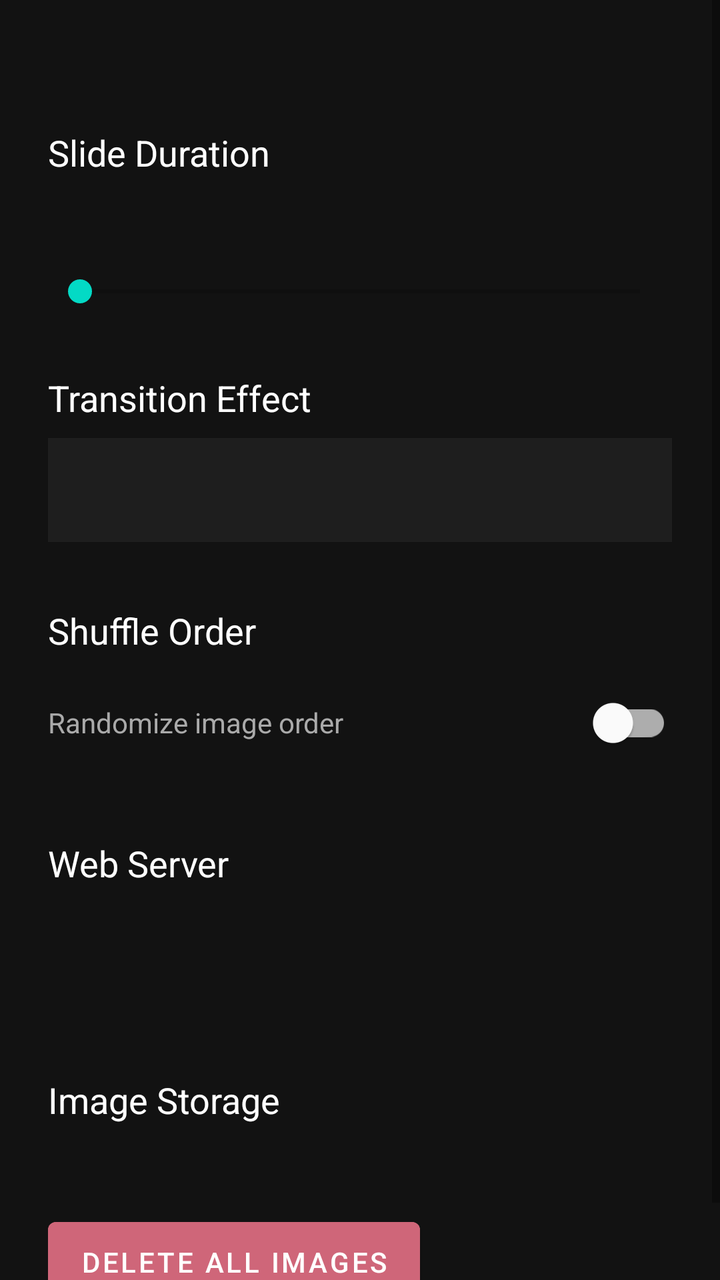
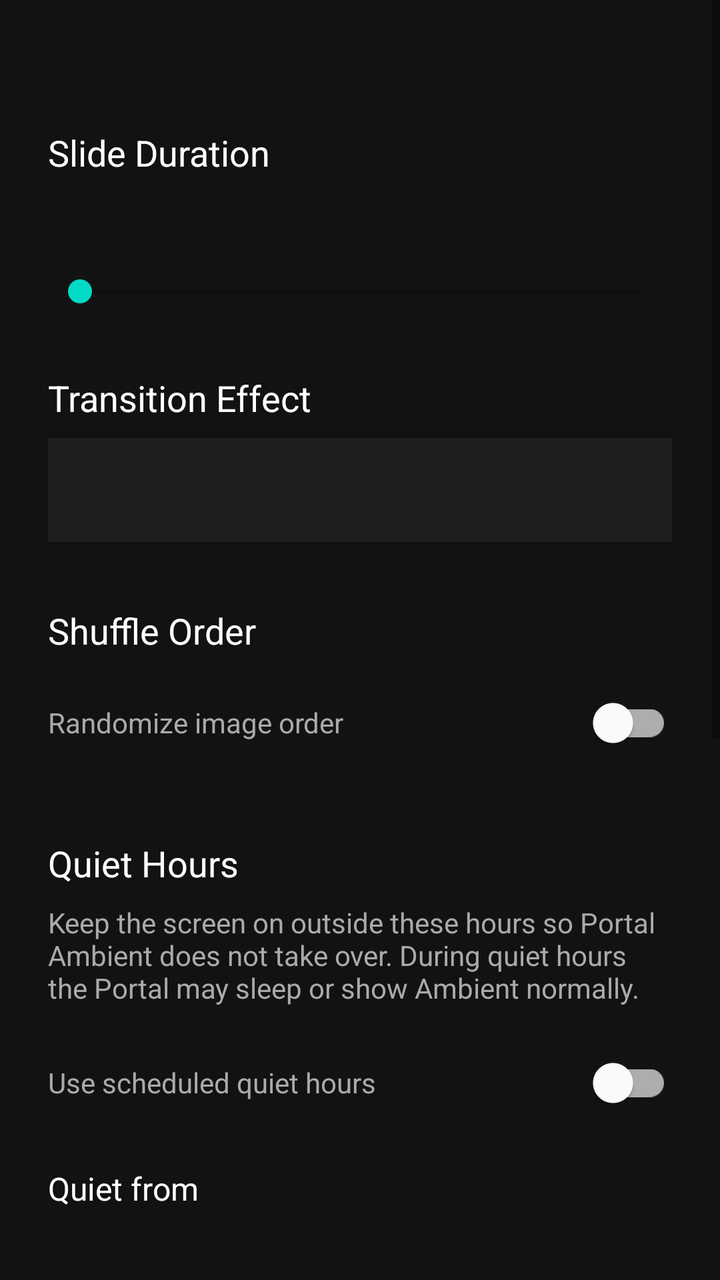

An Android layout rendered at two revisions. The XML below is the earlier revision; the diff shows what the commit changed to produce the second picture.
<!-- AndroidManifest.xml: activity theme Theme.PortalPhotoFrame.Settings -->
<!-- res/layout/activity_settings.xml -->
<?xml version="1.0" encoding="utf-8"?>
<ScrollView xmlns:android="http://schemas.android.com/apk/res/android"
    android:layout_width="match_parent"
    android:layout_height="match_parent"
    android:background="#121212">

    <LinearLayout
        android:layout_width="match_parent"
        android:layout_height="wrap_content"
        android:orientation="vertical"
        android:paddingStart="24dp"
        android:paddingEnd="24dp"
        android:paddingBottom="24dp"
        android:paddingTop="@dimen/portal_system_overlay_padding">

        <TextView
            android:layout_width="wrap_content"
            android:layout_height="wrap_content"
            android:text="@string/slide_duration"
            android:textColor="#FFFFFF"
            android:textSize="18sp"
            android:layout_marginBottom="8dp" />

        <TextView
            android:id="@+id/durationValue"
            android:layout_width="wrap_content"
            android:layout_height="wrap_content"
            android:textColor="#03DAC5"
            android:textSize="24sp"
            android:layout_marginBottom="8dp" />

        <SeekBar
            android:id="@+id/durationSeekBar"
            android:layout_width="match_parent"
            android:layout_height="wrap_content"
            android:min="0"
            android:max="11"
            android:layout_marginBottom="32dp" />

        <TextView
            android:layout_width="wrap_content"
            android:layout_height="wrap_content"
            android:text="Transition Effect"
            android:textColor="#FFFFFF"
            android:textSize="18sp"
            android:layout_marginBottom="8dp" />

        <Spinner
            android:id="@+id/transitionSpinner"
            android:layout_width="match_parent"
            android:layout_height="@dimen/portal_touch_target_size"
            android:background="#1E1E1E"
            android:layout_marginBottom="32dp" />

        <TextView
            android:layout_width="wrap_content"
            android:layout_height="wrap_content"
            android:text="Shuffle Order"
            android:textColor="#FFFFFF"
            android:textSize="18sp"
            android:layout_marginBottom="8dp" />

        <com.google.android.material.switchmaterial.SwitchMaterial
            android:id="@+id/shuffleSwitch"
            android:layout_width="match_parent"
            android:layout_height="wrap_content"
            android:minHeight="@dimen/portal_touch_target_size"
            android:text="Randomize image order"
            android:textColor="#AAAAAA"
            android:layout_marginBottom="32dp" />

        <TextView
            android:layout_width="wrap_content"
            android:layout_height="wrap_content"
            android:text="@string/web_server"
            android:textColor="#FFFFFF"
            android:textSize="18sp"
            android:layout_marginBottom="8dp" />

        <TextView
            android:id="@+id/serverInfo"
            android:layout_width="wrap_content"
            android:layout_height="wrap_content"
            android:textColor="#AAAAAA"
            android:textSize="14sp"
            android:layout_marginBottom="8dp" />

        <TextView
            android:id="@+id/serverUrl"
            android:layout_width="wrap_content"
            android:layout_height="wrap_content"
            android:textColor="#03DAC5"
            android:textSize="20sp"
            android:layout_marginBottom="32dp" />

        <TextView
            android:layout_width="wrap_content"
            android:layout_height="wrap_content"
            android:text="Image Storage"
            android:textColor="#FFFFFF"
            android:textSize="18sp"
            android:layout_marginBottom="8dp" />

        <TextView
            android:id="@+id/imageCount"
            android:layout_width="wrap_content"
            android:layout_height="wrap_content"
            android:textColor="#AAAAAA"
            android:textSize="14sp"
            android:layout_marginBottom="16dp" />

        <com.google.android.material.button.MaterialButton
            android:id="@+id/btnDeleteAll"
            android:layout_width="wrap_content"
            android:layout_height="wrap_content"
            android:minHeight="@dimen/portal_touch_target_size"
            android:text="Delete All Images"
            android:backgroundTint="#CF6679" />

    </LinearLayout>
</ScrollView>
<!-- resources referenced by this layout -->
<resources>
  <dimen name="portal_system_overlay_padding">64dp</dimen>
  <dimen name="portal_touch_target_size">52dp</dimen>
  <string name="slide_duration">Slide Duration</string>
  <string name="web_server">Web Server</string>
  <style name="Theme.PortalPhotoFrame.Settings" parent="Theme.MaterialComponents.DayNight.DarkActionBar">
          <item name="colorPrimary">#FF121212</item>
          <item name="colorPrimaryVariant">#FF000000</item>
          <item name="colorOnPrimary">#FFFFFFFF</item>
          <item name="colorSecondary">#FF03DAC5</item>
          <item name="android:statusBarColor">@android:color/black</item>
          <item name="android:navigationBarColor">@android:color/black</item>
          <item name="android:windowBackground">#FF121212</item>
      </style>
</resources>

<!-- the commit's change to res/layout/activity_settings.xml (unified diff, before → after) -->
@@ -72,6 +72,82 @@
         <TextView
             android:layout_width="wrap_content"
             android:layout_height="wrap_content"
+            android:text="@string/quiet_hours"
+            android:textColor="#FFFFFF"
+            android:textSize="18sp"
+            android:layout_marginBottom="8dp" />
+
+        <TextView
+            android:layout_width="wrap_content"
+            android:layout_height="wrap_content"
+            android:text="@string/quiet_hours_summary"
+            android:textColor="#AAAAAA"
+            android:textSize="14sp"
+            android:layout_marginBottom="12dp" />
+
+        <com.google.android.material.switchmaterial.SwitchMaterial
+            android:id="@+id/quietHoursSwitch"
+            android:layout_width="match_parent"
+            android:layout_height="wrap_content"
+            android:minHeight="@dimen/portal_touch_target_size"
+            android:text="@string/quiet_hours_enable"
+            android:textColor="#AAAAAA"
+            android:layout_marginBottom="16dp" />
+
+        <LinearLayout
+            android:id="@+id/quietHoursTimes"
+            android:layout_width="match_parent"
+            android:layout_height="wrap_content"
+            android:orientation="vertical"
+            android:layout_marginBottom="12dp">
+
+            <TextView
+                android:layout_width="wrap_content"
+                android:layout_height="wrap_content"
+                android:text="@string/quiet_from"
+                android:textColor="#FFFFFF"
+                android:textSize="16sp"
+                android:layout_marginBottom="4dp" />
+
+            <com.google.android.material.button.MaterialButton
+                android:id="@+id/btnQuietStart"
+                android:layout_width="wrap_content"
+                android:layout_height="wrap_content"
+                android:minHeight="@dimen/portal_touch_target_size"
+                android:layout_marginBottom="16dp"
+                android:textColor="#03DAC5"
+                style="@style/Widget.MaterialComponents.Button.TextButton" />
+
+            <TextView
+                android:layout_width="wrap_content"
+                android:layout_height="wrap_content"
+                android:text="@string/quiet_until"
+                android:textColor="#FFFFFF"
+                android:textSize="16sp"
+                android:layout_marginBottom="4dp" />
+
+            <com.google.android.material.button.MaterialButton
+                android:id="@+id/btnQuietEnd"
+                android:layout_width="wrap_content"
+                android:layout_height="wrap_content"
+                android:minHeight="@dimen/portal_touch_target_size"
+                android:textColor="#03DAC5"
+                style="@style/Widget.MaterialComponents.Button.TextButton" />
+
+        </LinearLayout>
+
+        <TextView
+            android:id="@+id/quietHoursNote"
+            android:layout_width="wrap_content"
+            android:layout_height="wrap_content"
+            android:text="@string/quiet_hours_passive_note"
+            android:textColor="#888888"
+            android:textSize="13sp"
+            android:layout_marginBottom="32dp" />
+
+        <TextView
+            android:layout_width="wrap_content"
+            android:layout_height="wrap_content"
             android:text="@string/web_server"
             android:textColor="#FFFFFF"
             android:textSize="18sp"
<!-- resource entries referenced after the edit -->
@@ -2,6 +2,12 @@
 <resources>
   <dimen name="portal_system_overlay_padding">64dp</dimen>
   <dimen name="portal_touch_target_size">52dp</dimen>
+  <string name="quiet_from">Quiet from</string>
+  <string name="quiet_hours">Quiet Hours</string>
+  <string name="quiet_hours_enable">Use scheduled quiet hours</string>
+  <string name="quiet_hours_passive_note">When quiet hours end, keep-alive resumes the next time Photos is on screen. The app does not launch or wake the device automatically.</string>
+  <string name="quiet_hours_summary">Keep the screen on outside these hours so Portal Ambient does not take over. During quiet hours the Portal may sleep or show Ambient normally.</string>
+  <string name="quiet_until">Quiet until</string>
   <string name="slide_duration">Slide Duration</string>
   <string name="web_server">Web Server</string>
   <style name="Theme.PortalPhotoFrame.Settings" parent="Theme.MaterialComponents.DayNight.DarkActionBar">
